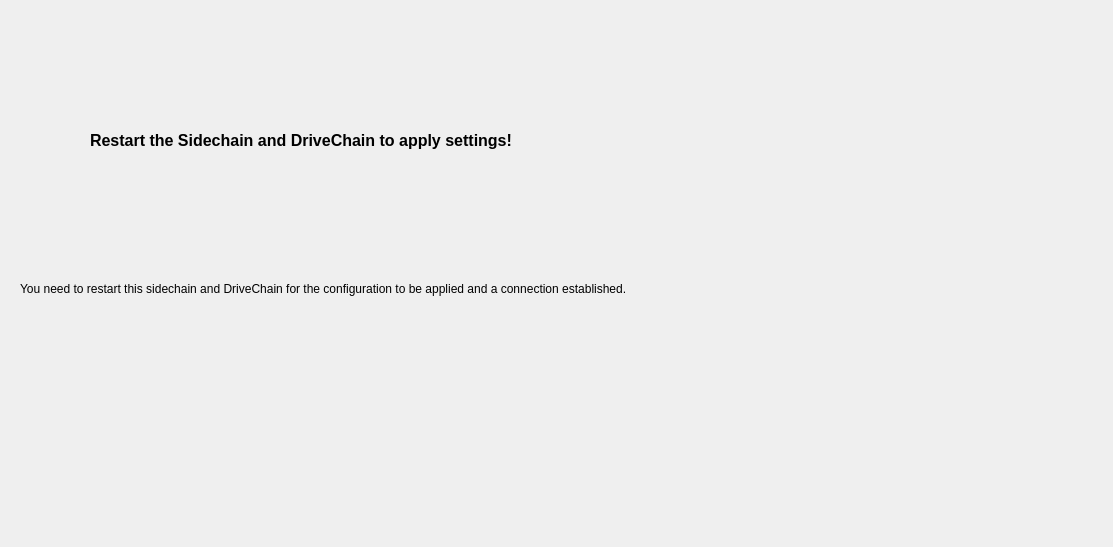
First picture: the form in src/qt/forms/sidechainpage.ui, repository skydogenet/sidechains, before the edit.
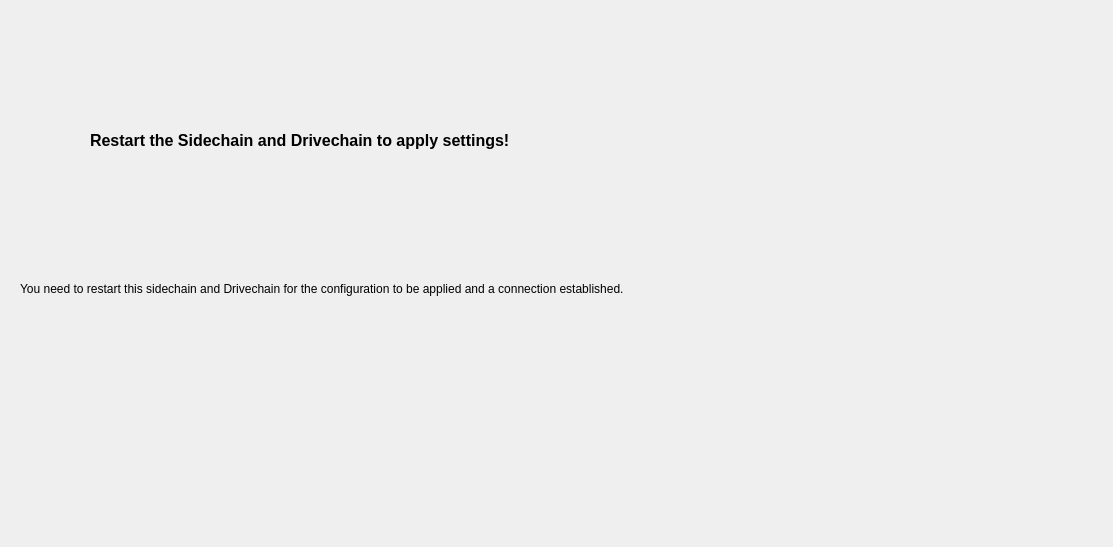
Second picture: the form after the edit. The open tabs and pages were chosen to show the change. Icons and pictures are not drawn. Custom widgets are drawn as their Qt base class.

Commit message: Renaming DriveChain -> Drivechain

Patch:
```diff
--- a/src/qt/forms/sidechainpage.ui
+++ b/src/qt/forms/sidechainpage.ui
@@ -1162,7 +1162,7 @@
        <item row="0" column="1">
         <widget class="QLabel" name="label_16">
          <property name="text">
-          <string>&lt;html&gt;&lt;head/&gt;&lt;body&gt;&lt;p&gt;&lt;span style=&quot; font-size:12pt; font-weight:600;&quot;&gt;Restart the Sidechain and DriveChain to apply settings!&lt;/span&gt;&lt;/p&gt;&lt;/body&gt;&lt;/html&gt;</string>
+          <string>&lt;html&gt;&lt;head/&gt;&lt;body&gt;&lt;p&gt;&lt;span style=&quot; font-size:12pt; font-weight:600;&quot;&gt;Restart the Sidechain and Drivechain to apply settings!&lt;/span&gt;&lt;/p&gt;&lt;/body&gt;&lt;/html&gt;</string>
          </property>
         </widget>
        </item>
@@ -1200,7 +1200,7 @@
           </sizepolicy>
          </property>
          <property name="text">
-          <string>You need to restart this sidechain and DriveChain for the configuration to be applied and a connection established.</string>
+          <string>You need to restart this sidechain and Drivechain for the configuration to be applied and a connection established.</string>
          </property>
          <property name="wordWrap">
           <bool>true</bool>
```
Left out of the diff: 4 changed lines with no effect on the pictures. The commit also changes 7 other files.
